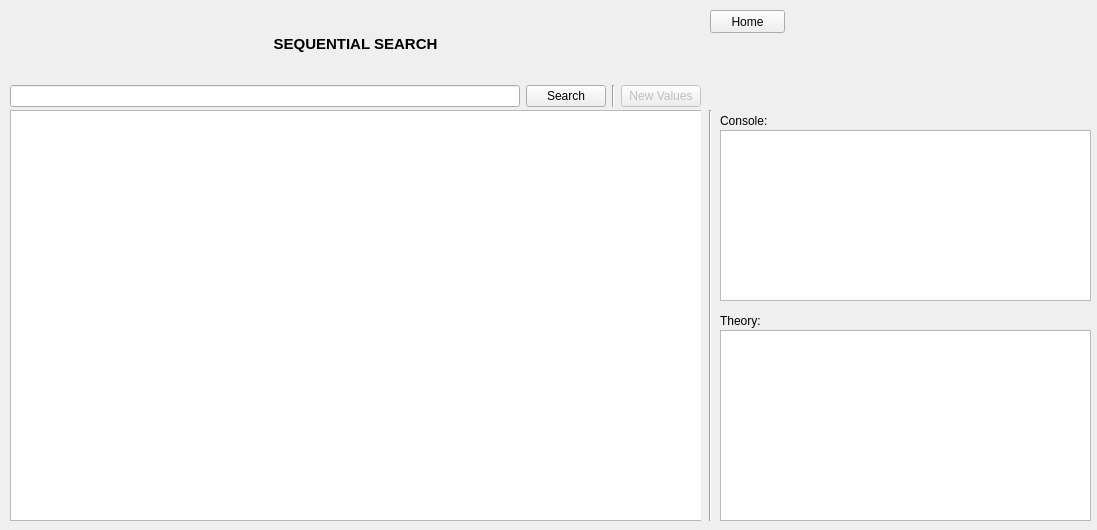
Before: the Qt Designer form AlgoViz/src/resources/views/SeqSrchView.ui in Sabin-B-99/AlgoViz, drawn with Qt 5.
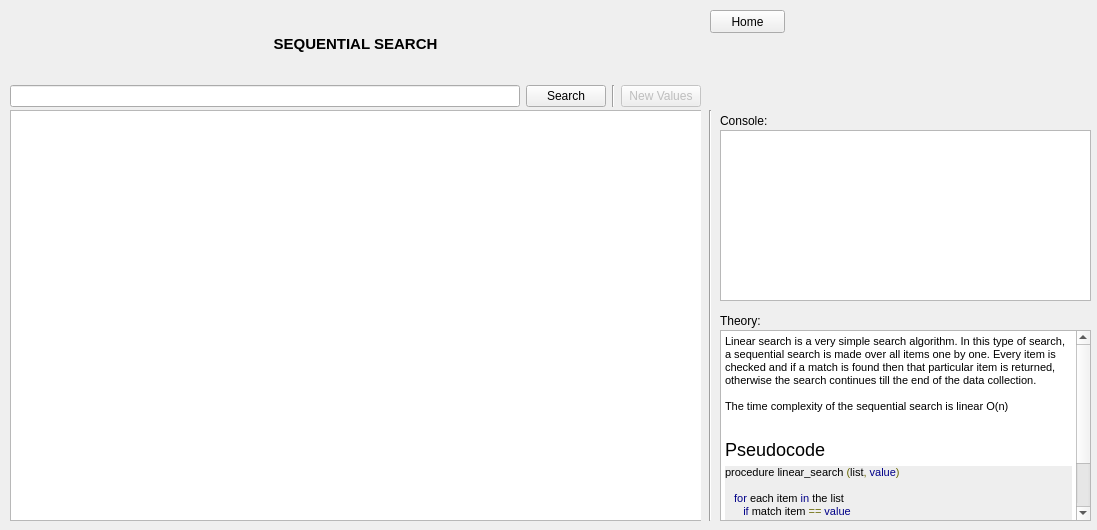
After: the same form once the commit is applied.

Commit message: Added theory for all algorithms and dsa

Diff of the .ui file:
```diff
--- a/AlgoViz/src/resources/views/SeqSrchView.ui
+++ b/AlgoViz/src/resources/views/SeqSrchView.ui
@@ -39,7 +39,7 @@
     <string>Home</string>
    </property>
   </widget>
-  <widget class="QPlainTextEdit" name="seqSrchInfoPlainTextEdit">
+  <widget class="QTextBrowser" name="seqSrchInfoTextBrowser">
    <property name="geometry">
     <rect>
      <x>720</x>
@@ -48,8 +48,25 @@
      <height>191</height>
     </rect>
    </property>
-   <property name="readOnly">
-    <bool>true</bool>
+   <property name="html">
+    <string>&lt;!DOCTYPE HTML PUBLIC &quot;-//W3C//DTD HTML 4.0//EN&quot; &quot;http://www.w3.org/TR/REC-html40/strict.dtd&quot;&gt;
+&lt;html&gt;&lt;head&gt;&lt;meta name=&quot;qrichtext&quot; content=&quot;1&quot; /&gt;&lt;style type=&quot;text/css&quot;&gt;
+p, li { white-space: pre-wrap; }
+&lt;/style&gt;&lt;/head&gt;&lt;body style=&quot; font-family:'MS Shell Dlg 2'; font-size:8.25pt; font-weight:400; font-style:normal;&quot;&gt;
+&lt;p style=&quot; margin-top:0px; margin-bottom:0px; margin-left:0px; margin-right:0px; -qt-block-indent:0; text-indent:0px;&quot;&gt;&lt;span style=&quot; font-family:'Nunito','sans-serif'; font-size:8pt; color:#000000; background-color:#ffffff;&quot;&gt;Linear search is a very simple search algorithm. In this type of search, a sequential search is made over all items one by one. Every item is checked and if a match is found then that particular item is returned, otherwise the search continues till the end of the data collection.&lt;/span&gt;&lt;/p&gt;
+&lt;p style=&quot;-qt-paragraph-type:empty; margin-top:0px; margin-bottom:0px; margin-left:0px; margin-right:0px; -qt-block-indent:0; text-indent:0px; font-family:'Nunito','sans-serif'; font-size:8pt; color:#000000;&quot;&gt;&lt;br /&gt;&lt;/p&gt;
+&lt;p style=&quot; margin-top:0px; margin-bottom:0px; margin-left:0px; margin-right:0px; -qt-block-indent:0; text-indent:0px;&quot;&gt;&lt;span style=&quot; font-family:'Arial','sans-serif'; font-size:8pt; color:#000000;&quot;&gt;The time complexity of the sequential search is linear O(n&lt;/span&gt;&lt;span style=&quot; font-size:8pt; color:#000000;&quot;&gt;) &lt;/span&gt;&lt;/p&gt;
+&lt;h2 style=&quot;-qt-paragraph-type:empty; margin-top:0px; margin-bottom:0px; margin-left:0px; margin-right:0px; -qt-block-indent:0; text-indent:0px; line-height:125%; font-family:'Heebo','sans-serif'; font-size:8pt; font-weight:496; color:#000000;&quot;&gt;&lt;br /&gt;&lt;/h2&gt;
+&lt;h2 style=&quot; margin-top:0px; margin-bottom:0px; margin-left:0px; margin-right:0px; -qt-block-indent:0; text-indent:0px; line-height:125%;&quot;&gt;&lt;span style=&quot; font-family:'Heebo','sans-serif'; font-size:8pt; font-weight:496; color:#000000;&quot;&gt;Pseudocode&lt;/span&gt;&lt;/h2&gt;
+&lt;p style=&quot; margin-top:0px; margin-bottom:0px; margin-left:0px; margin-right:0px; -qt-block-indent:0; text-indent:0px; background-color:#eeeeee;&quot;&gt;&lt;span style=&quot; font-family:'Courier New'; font-size:8pt; color:#000000;&quot;&gt;procedure linear_search &lt;/span&gt;&lt;span style=&quot; font-family:'Courier New'; font-size:8pt; color:#666600;&quot;&gt;(&lt;/span&gt;&lt;span style=&quot; font-family:'Courier New'; font-size:8pt; color:#000000;&quot;&gt;list&lt;/span&gt;&lt;span style=&quot; font-family:'Courier New'; font-size:8pt; color:#666600;&quot;&gt;,&lt;/span&gt;&lt;span style=&quot; font-family:'Courier New'; font-size:8pt; color:#000000;&quot;&gt; &lt;/span&gt;&lt;span style=&quot; font-family:'Courier New'; font-size:8pt; color:#000088;&quot;&gt;value&lt;/span&gt;&lt;span style=&quot; font-family:'Courier New'; font-size:8pt; color:#666600;&quot;&gt;)&lt;/span&gt;&lt;/p&gt;
+&lt;p style=&quot;-qt-paragraph-type:empty; margin-top:0px; margin-bottom:0px; margin-left:0px; margin-right:0px; -qt-block-indent:0; text-indent:0px; font-family:'Courier New'; font-size:8pt; color:#666600; background-color:#eeeeee;&quot;&gt;&lt;br /&gt;&lt;/p&gt;
+&lt;p style=&quot; margin-top:0px; margin-bottom:0px; margin-left:0px; margin-right:0px; -qt-block-indent:0; text-indent:0px; background-color:#eeeeee;&quot;&gt;&lt;span style=&quot; font-family:'Courier New'; font-size:8pt; color:#000000;&quot;&gt;   &lt;/span&gt;&lt;span style=&quot; font-family:'Courier New'; font-size:8pt; color:#000088;&quot;&gt;for&lt;/span&gt;&lt;span style=&quot; font-family:'Courier New'; font-size:8pt; color:#000000;&quot;&gt; each item &lt;/span&gt;&lt;span style=&quot; font-family:'Courier New'; font-size:8pt; color:#000088;&quot;&gt;in&lt;/span&gt;&lt;span style=&quot; font-family:'Courier New'; font-size:8pt; color:#000000;&quot;&gt; the list&lt;/span&gt;&lt;/p&gt;
+&lt;p style=&quot; margin-top:0px; margin-bottom:0px; margin-left:0px; margin-right:0px; -qt-block-indent:0; text-indent:0px; background-color:#eeeeee;&quot;&gt;&lt;span style=&quot; font-family:'Courier New'; font-size:8pt; color:#000000;&quot;&gt;      &lt;/span&gt;&lt;span style=&quot; font-family:'Courier New'; font-size:8pt; color:#000088;&quot;&gt;if&lt;/span&gt;&lt;span style=&quot; font-family:'Courier New'; font-size:8pt; color:#000000;&quot;&gt; match item &lt;/span&gt;&lt;span style=&quot; font-family:'Courier New'; font-size:8pt; color:#666600;&quot;&gt;==&lt;/span&gt;&lt;span style=&quot; font-family:'Courier New'; font-size:8pt; color:#000000;&quot;&gt; &lt;/span&gt;&lt;span style=&quot; font-family:'Courier New'; font-size:8pt; color:#000088;&quot;&gt;value&lt;/span&gt;&lt;/p&gt;
+&lt;p style=&quot; margin-top:0px; margin-bottom:0px; margin-left:0px; margin-right:0px; -qt-block-indent:0; text-indent:0px; background-color:#eeeeee;&quot;&gt;&lt;span style=&quot; font-family:'Courier New'; font-size:8pt; color:#000000;&quot;&gt;         &lt;/span&gt;&lt;span style=&quot; font-family:'Courier New'; font-size:8pt; color:#000088;&quot;&gt;return&lt;/span&gt;&lt;span style=&quot; font-family:'Courier New'; font-size:8pt; color:#000000;&quot;&gt; the item&lt;/span&gt;&lt;span style=&quot; font-family:'Courier New'; font-size:8pt; color:#008800;&quot;&gt;'s location&lt;/span&gt;&lt;/p&gt;
+&lt;p style=&quot; margin-top:0px; margin-bottom:0px; margin-left:0px; margin-right:0px; -qt-block-indent:0; text-indent:0px; background-color:#eeeeee;&quot;&gt;&lt;span style=&quot; font-family:'Courier New'; font-size:8pt; color:#008800;&quot;&gt;      end if&lt;/span&gt;&lt;/p&gt;
+&lt;p style=&quot; margin-top:0px; margin-bottom:0px; margin-left:0px; margin-right:0px; -qt-block-indent:0; text-indent:0px; background-color:#eeeeee;&quot;&gt;&lt;span style=&quot; font-family:'Courier New'; font-size:8pt; color:#008800;&quot;&gt;   end for&lt;/span&gt;&lt;/p&gt;
+&lt;p style=&quot;-qt-paragraph-type:empty; margin-top:0px; margin-bottom:0px; margin-left:0px; margin-right:0px; -qt-block-indent:0; text-indent:0px; font-family:'Courier New'; font-size:8pt; color:#008800; background-color:#eeeeee;&quot;&gt;&lt;br /&gt;&lt;/p&gt;
+&lt;p style=&quot; margin-top:0px; margin-bottom:0px; margin-left:0px; margin-right:0px; -qt-block-indent:0; text-indent:0px; background-color:#eeeeee;&quot;&gt;&lt;span style=&quot; font-family:'Courier New'; font-size:8pt; color:#008800;&quot;&gt;end procedure&lt;/span&gt;&lt;/p&gt;&lt;/body&gt;&lt;/html&gt;</string>
    </property>
   </widget>
   <widget class="QLabel" name="seqSrchConsoleLabel">
```
The commit also changes 8 other files.
